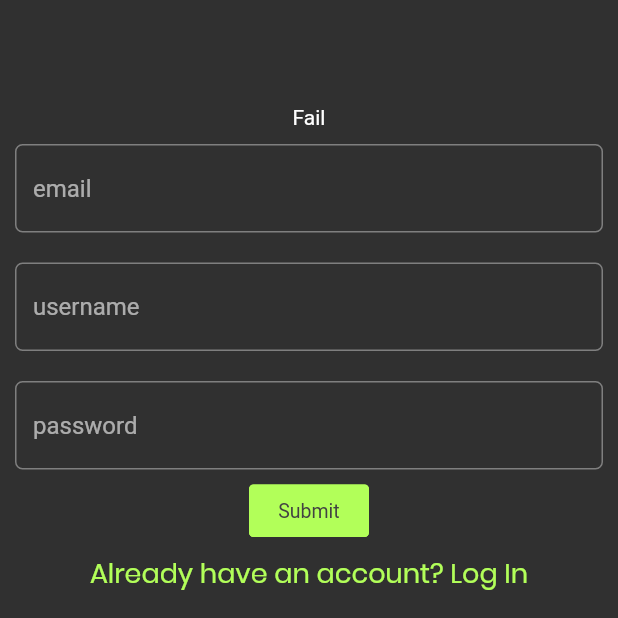
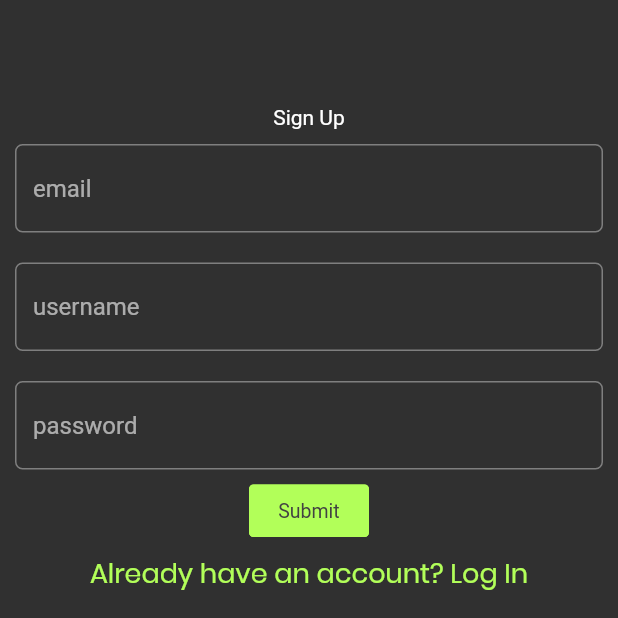
Before and after one commit to ryanhossain9797/mygameslist_flutter, a Flutter app: the LoginScreen screen opened directly, after a tap on "New here? Sign Up", on a phone screen of 412 x 824 dp, the part 303-921 px from its top. Run offline on Flutter 3.47's test engine with Material 2 defaults, Android fonts, the phone set to English and light mode, and no system bars; our stand-ins replace cached_network_image, flutter_bloc, getflutter, page_transition, shared_preferences, sticky_headers; accounts and stored records are empty; network calls fail.

Commit message:
Fix authentication screens

```diff
--- a/lib/api/api.dart
+++ b/lib/api/api.dart
@@ -74,20 +74,24 @@ class ApiHelper {
     return reviews;
   }
 
-  static postReview(String token, ReviewModel review) async {
+  static postReview(
+    String token,
+    ReviewModel review,
+  ) async {
     print("POSTREVIEW: token: $token");
     Response response = await post(
-        Uri.encodeFull(
-            "http://118.179.70.140:3693/articles/${review.articleId}/comments"),
-        body: {"comment": review.review},
-        headers: {"token": token});
+      Uri.encodeFull(
+          "http://118.179.70.140:3693/articles/${review.articleId}/comments"),
+      body: {"comment": review.review},
+      headers: {"token": token},
+    );
     var jsonResponse = jsonDecode(response.body);
 
     return ReviewModel.fromJson(json: jsonResponse);
   }
 
   static deleteReviewById(
-    @required String token, {
+    String token, {
     @required String aid,
     @required String cid,
     @required String username,
--- a/lib/components/review_widget.dart
+++ b/lib/components/review_widget.dart
@@ -202,7 +202,8 @@ class _ReviewWidgetState extends State<ReviewWidget>
                         );
                       },
                       content: Padding(
-                        padding: EdgeInsets.all(15),
+                        padding:
+                            EdgeInsets.only(bottom: 15, left: 15, right: 15),
                         child: Column(
                           crossAxisAlignment: CrossAxisAlignment.start,
                           children: <Widget>[
--- a/lib/views/login_screen.dart
+++ b/lib/views/login_screen.dart
@@ -8,6 +8,8 @@ import 'package:mygameslist_flutter/blocs/signup_bloc.dart';
 import 'package:mygameslist_flutter/colors.dart';
 import 'package:mygameslist_flutter/components/auth_input_field.dart';
 import 'package:mygameslist_flutter/styles.dart';
+import 'package:mygameslist_flutter/views/home_screen.dart';
+import 'package:page_transition/page_transition.dart';
 
 class LoginScreen extends StatefulWidget {
   @override
@@ -44,7 +46,16 @@ class _LoginScreenState extends State<LoginScreen> {
   var signupKey = Key("signupKey");
   @override
   Widget build(BuildContext context) {
-    return Scaffold(
+    return BlocListener<LoginBloc, LoginState>(
+      listener: (context, state) {
+        if (state is LoggedInLoginState) {
+          Navigator.pushReplacement(
+            context,
+            PageTransition(child: HomeScreen(), type: PageTransitionType.fade),
+          );
+        }
+      },
+      child: Scaffold(
         appBar: AppBar(
           centerTitle: true,
           title: Text(
@@ -53,6 +64,7 @@ class _LoginScreenState extends State<LoginScreen> {
           ),
         ),
         body: Center(
+          child: SingleChildScrollView(
             child: AnimatedSwitcher(
               duration: Duration(milliseconds: 200),
               child: Builder(
@@ -60,7 +72,6 @@ class _LoginScreenState extends State<LoginScreen> {
                 builder: (context) {
                   return loginScreen
                       ? Column(
-                      mainAxisSize: MainAxisSize.min,
                           children: [
                             BlocBuilder<LoginBloc, LoginState>(
                               builder: (context, state) {
@@ -106,13 +117,12 @@ class _LoginScreenState extends State<LoginScreen> {
                         )
                       //----------------------------------Signup Screen
                       : Column(
-                      mainAxisSize: MainAxisSize.min,
                           children: <Widget>[
                             BlocBuilder<SignupBloc, SignupState>(
                               builder: (context, state) {
                                 return Text(state is SignupSuccessfulSignupState
                                     ? state.username
-                                : "Fail");
+                                    : "Sign Up");
                               },
                             ),
                             AuthInputField(
@@ -157,6 +167,8 @@ class _LoginScreenState extends State<LoginScreen> {
               ),
             ),
           ),
+        ),
+      ),
     );
   }
 }
```
Lines whose indentation alone changed are shown as unchanged.
